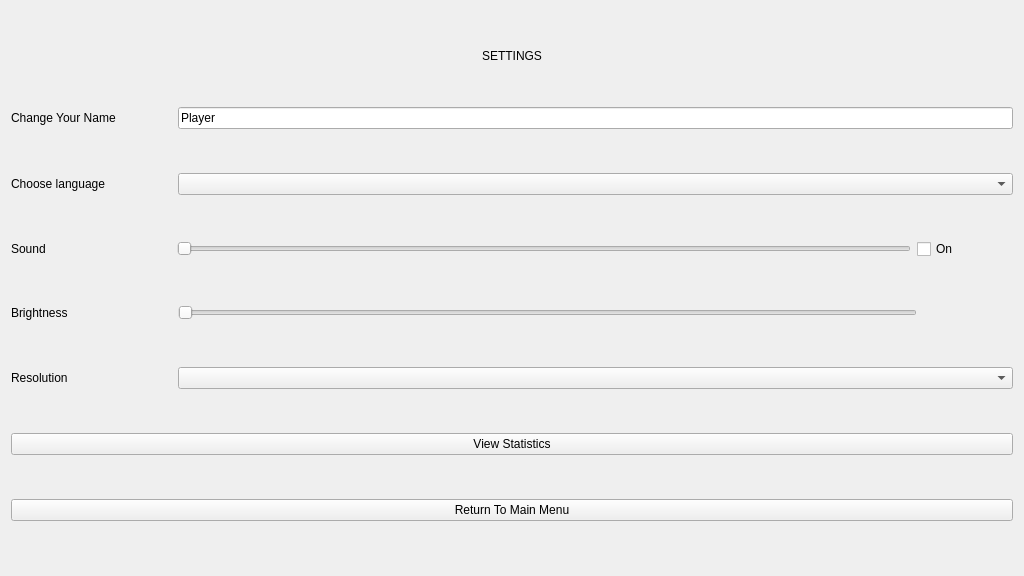
Old version of the form src/menu/settingswidget.ui in the repository VKuzia/cat-circus.
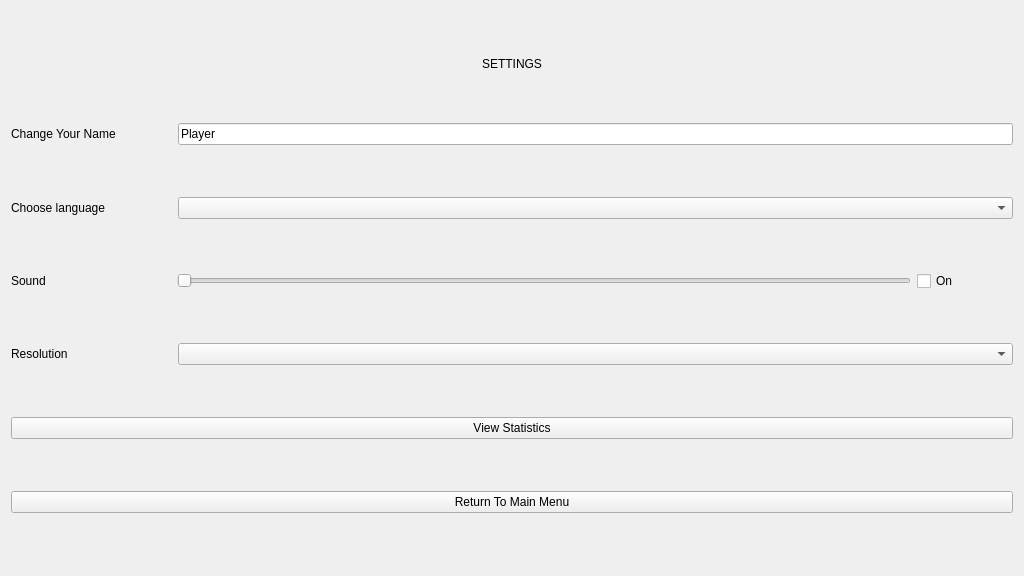
New version of the form.

The edit to the form file:
```diff
--- a/src/menu/settingswidget.ui
+++ b/src/menu/settingswidget.ui
@@ -13,7 +13,7 @@
   <property name="windowTitle">
    <string>Form</string>
   </property>
-  <layout class="QVBoxLayout" name="verticalLayout" stretch="4,3,3,3,3,3,3,3">
+  <layout class="QVBoxLayout" name="verticalLayout" stretch="4,3,3,3,3,3,3">
    <item>
     <widget class="QLabel" name="ui_settings_label_">
      <property name="sizePolicy">
@@ -87,37 +87,6 @@
      </item>
     </layout>
    </item>
-   <item>
-    <layout class="QHBoxLayout" name="ui_brightness_layout_" stretch="5,23,3">
-     <item>
-      <widget class="QLabel" name="ui_bright_label_">
-       <property name="text">
-        <string>Brightness</string>
-       </property>
-      </widget>
-     </item>
-     <item>
-      <widget class="QSlider" name="ui_brightness_">
-       <property name="orientation">
-        <enum>Qt::Horizontal</enum>
-       </property>
-      </widget>
-     </item>
-     <item>
-      <spacer name="ui_horizontal_spacer_">
-       <property name="orientation">
-        <enum>Qt::Horizontal</enum>
-       </property>
-       <property name="sizeHint" stdset="0">
-        <size>
-         <width>40</width>
-         <height>20</height>
-        </size>
-       </property>
-      </spacer>
-     </item>
-    </layout>
-   </item>
    <item>
     <layout class="QHBoxLayout" name="ui_resolution_layout_" stretch="5,26">
      <item>
```
Left out of the diff: 2 changed lines with no effect on the pictures.
